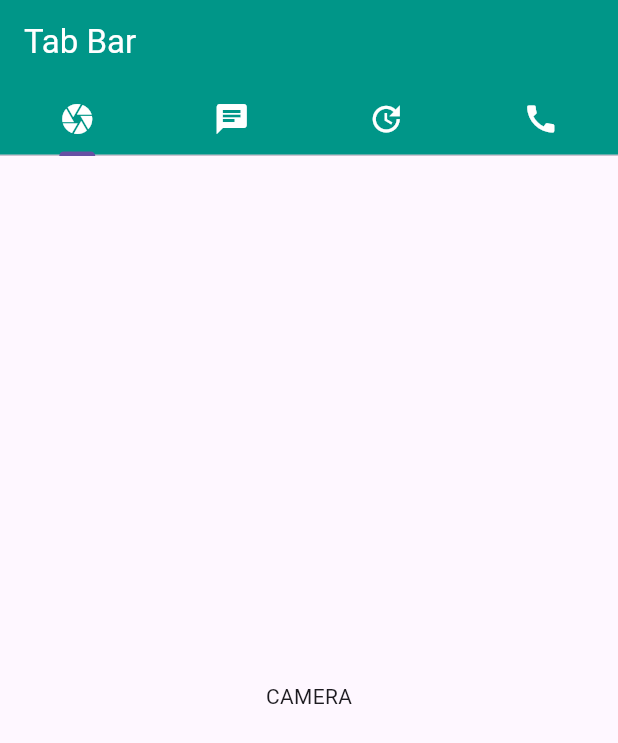
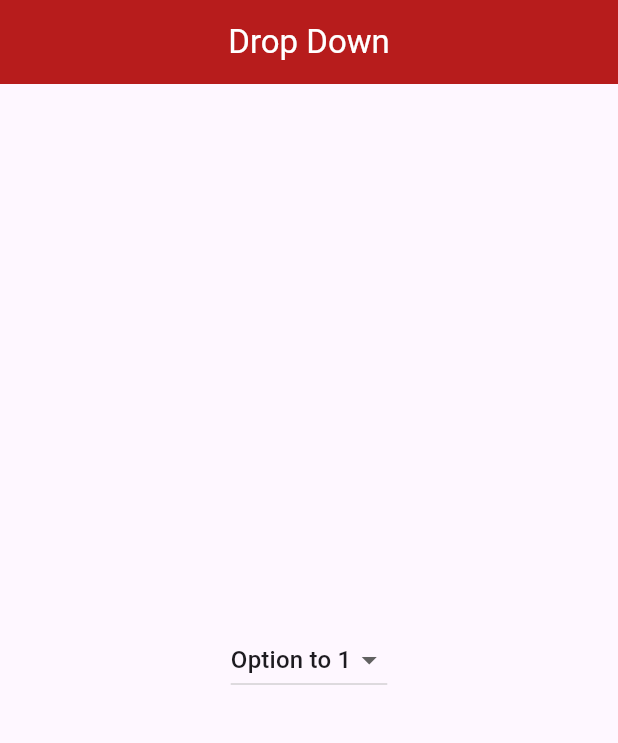
Before and after one commit to iqbalsuwandi20/belajar-flutter-youtube, a Flutter app: the screen it shows after launch, on a phone screen of 412 x 824 dp. Shown: the top 743 px of the screen. Run offline on Flutter 3.47's test engine with Material 3 defaults, Android fonts, the phone set to English and light mode, and no system bars.

Commit message:
drop down

```diff
--- a/lib/main.dart
+++ b/lib/main.dart
@@ -9,72 +9,74 @@ class MyApp extends StatelessWidget {
 
   @override
   Widget build(BuildContext context) {
-    return const MaterialApp(
+    return MaterialApp(
       debugShowCheckedModeBanner: false,
       home: HomePage(),
     );
   }
 }
 
-class HomePage extends StatelessWidget {
-  const HomePage({super.key});
+class HomePage extends StatefulWidget {
+  HomePage({super.key});
+
+  @override
+  State<HomePage> createState() => _HomePageState();
+}
+
+class _HomePageState extends State<HomePage> {
+  final List data = [
+    {
+      "title": "Option to 1",
+      "data": 1,
+    },
+    {
+      "title": "Option to 2",
+      "data": 2,
+    },
+    {
+      "title": "Option to 3",
+      "data": 3,
+    },
+  ];
+
+  late int initialData;
+
+  @override
+  void initState() {
+    initialData = data[0]["data"];
+    super.initState();
+  }
 
   @override
   Widget build(BuildContext context) {
-    return DefaultTabController(
-      length: 4,
-      child: Scaffold(
-        appBar: AppBar(
-          backgroundColor: Colors.teal,
-          title: const Text("Tab Bar", style: TextStyle(color: Colors.white)),
-          centerTitle: false,
-          bottom: const TabBar(
-            tabs: [
-              Tab(
-                child: Icon(
-                  Icons.camera,
-                  color: Colors.white,
-                ),
-              ),
-              Tab(
-                child: Icon(
-                  Icons.chat,
-                  color: Colors.white,
-                ),
-              ),
-              Tab(
-                child: Icon(
-                  Icons.update,
-                  color: Colors.white,
-                ),
-              ),
-              Tab(
-                child: Icon(
-                  Icons.call,
-                  color: Colors.white,
-                ),
-              ),
-              // Tab(text: "Chats"),
-              // Tab(text: "Status"),
-              // Tab(text: "Calls"),
-            ],
+    return Scaffold(
+      appBar: AppBar(
+        backgroundColor: Colors.red[900],
+        title: const Text(
+          "Drop Down",
+          style: TextStyle(color: Colors.white),
+        ),
+        centerTitle: true,
+      ),
+      body: Center(
+        child: Padding(
+          padding: const EdgeInsets.all(30),
+          child: DropdownButton<int>(
+            value: initialData,
+            items: data
+                .map(
+                  (e) => DropdownMenuItem(
+                    value: e['data'] as int,
+                    child: Text("${e["title"]}"),
+                  ),
+                )
+                .toList(),
+            onChanged: (value) {
+              setState(() {
+                initialData = value!;
+              });
+            },
           ),
-        ),
-        body: const TabBarView(
-          children: [
-            Center(
-              child: Text("CAMERA"),
-            ),
-            Center(
-              child: Text("CHATS"),
-            ),
-            Center(
-              child: Text("STATUS"),
-            ),
-            Center(
-              child: Text("CALLS"),
-            ),
-          ],
         ),
       ),
     );
```
